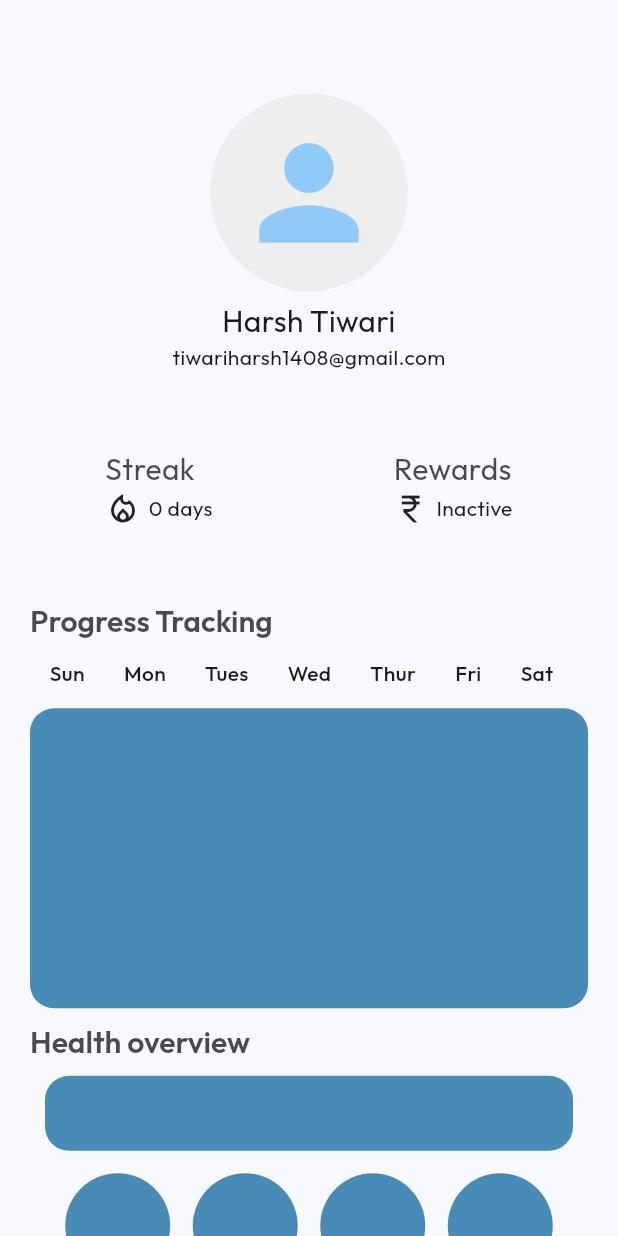
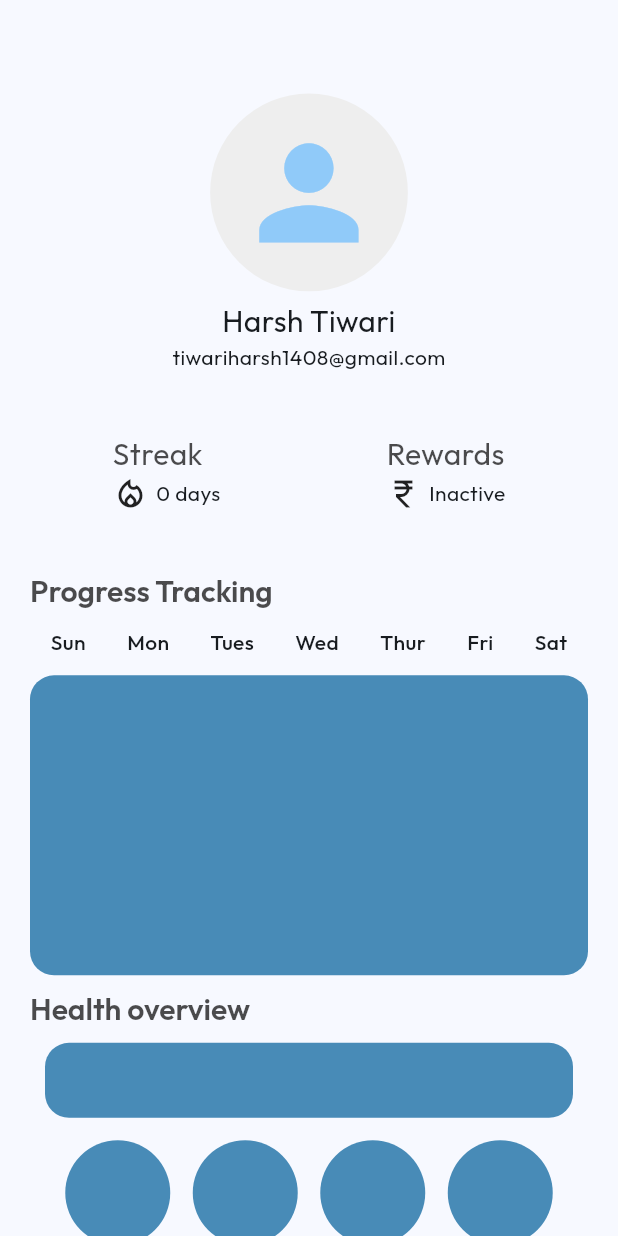
Before and after one commit to Yash-Khattar/YogZen, a Flutter app: the userPageScreen screen opened directly, on a phone screen of 412 x 824 dp. Run offline on Flutter 3.47's test engine with Material 2 defaults, Android fonts, the phone set to English and light mode, and no system bars; our stand-ins replace font_awesome_flutter, google_fonts.

Commit message:
user page fixed

```diff
--- a/lib/screens/user_profile/user_page.dart
+++ b/lib/screens/user_profile/user_page.dart
@@ -1,7 +1,7 @@
 import 'package:flutter/material.dart';
 import 'package:yogzen/global/color.dart';
 
-class userPageScreen extends StatelessWidget{
+class userPageScreen extends StatelessWidget {
   const userPageScreen({super.key});
 
   @override
@@ -9,12 +9,9 @@ class userPageScreen extends StatelessWidget{
     final height = MediaQuery.of(context).size.height;
     final width = MediaQuery.of(context).size.width;
     return Scaffold(
-      body: Container(
-        height: double.infinity,
-        width: double.infinity, //optional
-        child: SingleChildScrollView(
+      body: SingleChildScrollView(
         child: Padding(
-            padding: EdgeInsets.fromLTRB(20, 50, 20, 0),
+          padding: const EdgeInsets.fromLTRB(20, 50, 20, 0),
           child: Column(
             children: [
               SizedBox(height: height * 0.015),
@@ -30,9 +27,12 @@ class userPageScreen extends StatelessWidget{
                   ),
                 ),
               ),
-                SizedBox(height: 5,),
+              const SizedBox(
+                height: 5,
+              ),
               Container(
-                  child: const Text('Harsh Tiwari',
+                child: const Text(
+                  'Harsh Tiwari',
                   textAlign: TextAlign.center,
                   style: TextStyle(
                     fontSize: 20,
@@ -40,7 +40,8 @@ class userPageScreen extends StatelessWidget{
                 ),
               ),
               Container(
-                  child: const Text('tiwariharsh1408@gmail.com',
+                child: const Text(
+                  'tiwariharsh1408@gmail.com',
                   textAlign: TextAlign.center,
                   style: TextStyle(
                       //fontSize: 20,
@@ -49,8 +50,9 @@ class userPageScreen extends StatelessWidget{
               ),
               //SizedBox(height: 5,),
               Container(
-                  padding: EdgeInsets.all(50),
+                padding: const EdgeInsets.symmetric(vertical: 40),
                 child: Row(
+                  mainAxisAlignment: MainAxisAlignment.spaceAround,
                   children: [
                     Column(
                       crossAxisAlignment: CrossAxisAlignment.start,
@@ -65,7 +67,9 @@ class userPageScreen extends StatelessWidget{
                         const Row(
                           children: [
                             Icon(Icons.local_fire_department_outlined),
-                              SizedBox(width: 5,),
+                            SizedBox(
+                              width: 5,
+                            ),
                             Text(
                               '0 days',
                               style: TextStyle(
@@ -77,7 +81,6 @@ class userPageScreen extends StatelessWidget{
                         )
                       ],
                     ),
-                      Padding(padding: EdgeInsets.symmetric(horizontal: 60)),
                     Column(
                       //crossAxisAlignment: CrossAxisAlignment.end,
                       //mainAxisAlignment: MainAxisAlignment.spaceBetween,   #works without this
@@ -92,7 +95,9 @@ class userPageScreen extends StatelessWidget{
                         const Row(
                           children: [
                             Icon(Icons.currency_rupee_outlined),
-                              SizedBox(width: 5,),
+                            SizedBox(
+                              width: 5,
+                            ),
                             Text(
                               'Inactive',
                               style: TextStyle(
@@ -116,59 +121,42 @@ class userPageScreen extends StatelessWidget{
                       style: Theme.of(context).textTheme.headlineLarge,
                       textAlign: TextAlign.left,
                     ),
-                      const Row(
+                    const Padding(
+                      padding: EdgeInsets.symmetric(vertical: 12),
+                      child: Row(
                         crossAxisAlignment: CrossAxisAlignment.start,
+                        mainAxisAlignment: MainAxisAlignment.spaceAround,
                         children: [
-                          Padding(
-                            padding: EdgeInsets.all(13.0),
-                            child: Text(
+                          Text(
                             'Sun',
                             style: TextStyle(fontWeight: FontWeight.w500),
                           ),
-                            ),
-                            Padding(
-                              padding: EdgeInsets.all(13.0),
-                              child: Text(
+                          Text(
                             'Mon',
                             style: TextStyle(fontWeight: FontWeight.w500),
                           ),
-                            ),
-                            Padding(
-                              padding: EdgeInsets.all(13.0),
-                              child: Text(
+                          Text(
                             'Tues',
                             style: TextStyle(fontWeight: FontWeight.w500),
                           ),
-                            ),
-                            Padding(
-                              padding: EdgeInsets.all(13.0),
-                              child: Text(
+                          Text(
                             'Wed',
                             style: TextStyle(fontWeight: FontWeight.w500),
                           ),
-                            ),
-                            Padding(
-                              padding: EdgeInsets.all(13.0),
-                              child: Text(
+                          Text(
                             'Thur',
                             style: TextStyle(fontWeight: FontWeight.w500),
                           ),
-                            ),
-                            Padding(
-                              padding: EdgeInsets.all(13.0),
-                              child: Text(
+                          Text(
                             'Fri',
                             style: TextStyle(fontWeight: FontWeight.w500),
                           ),
-                            ),
-                            Padding(
-                              padding: EdgeInsets.all(13.0),
-                              child: Text(
+                          Text(
                             'Sat',
                             style: TextStyle(fontWeight: FontWeight.w500),
                           ),
+                        ],
                       ),
-                        ],
                     ),
                     Padding(
                       padding: const EdgeInsets.all(0),
@@ -177,13 +165,16 @@ class userPageScreen extends StatelessWidget{
                         height: 200,
                         decoration: const BoxDecoration(
                             color: kdarkBlue,
-                    borderRadius: BorderRadius.all(Radius.circular(16))),
+                            borderRadius:
+                                BorderRadius.all(Radius.circular(16))),
                       ),
                     ),
                   ],
                 ),
               ),
-                SizedBox(height: 10,),
+              const SizedBox(
+                height: 10,
+              ),
               Container(
                 child: Column(
                   crossAxisAlignment: CrossAxisAlignment.start,
@@ -200,10 +191,12 @@ class userPageScreen extends StatelessWidget{
                         height: 50,
                         decoration: const BoxDecoration(
                             color: kdarkBlue,
-                    borderRadius: BorderRadius.all(Radius.circular(16))),
+                            borderRadius:
+                                BorderRadius.all(Radius.circular(16))),
                       ),
                     ),
-            SizedBox(height: 5,
+                    const SizedBox(
+                      height: 5,
                     ),
                     const Row(
                       mainAxisAlignment: MainAxisAlignment.center,
@@ -212,28 +205,36 @@ class userPageScreen extends StatelessWidget{
                           radius: 35,
                           backgroundColor: kdarkBlue,
                         ),
-                SizedBox(width: 15,),
+                        SizedBox(
+                          width: 15,
+                        ),
                         CircleAvatar(
                           radius: 35,
                           backgroundColor: kdarkBlue,
                         ),
-                SizedBox(width: 15,),
+                        SizedBox(
+                          width: 15,
+                        ),
                         CircleAvatar(
                           radius: 35,
                           backgroundColor: kdarkBlue,
                         ),
-                SizedBox(width: 15,),
+                        SizedBox(
+                          width: 15,
+                        ),
                         CircleAvatar(
                           radius: 35,
                           backgroundColor: kdarkBlue,
                         ),
                       ],
-            )
+                    ),
                   ],
                 ),
               ),
+              const SizedBox(
+                height: 20,
+              ),
             ],
-        ),
           ),
         ),
       ),
```
Lines whose indentation alone changed are shown as unchanged.
